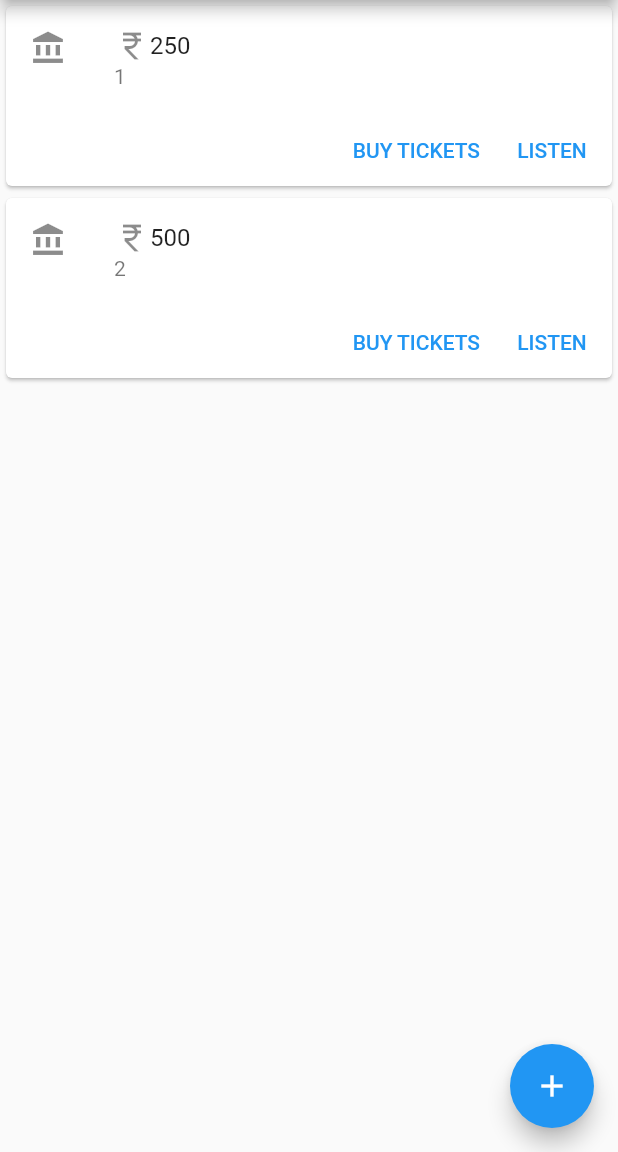
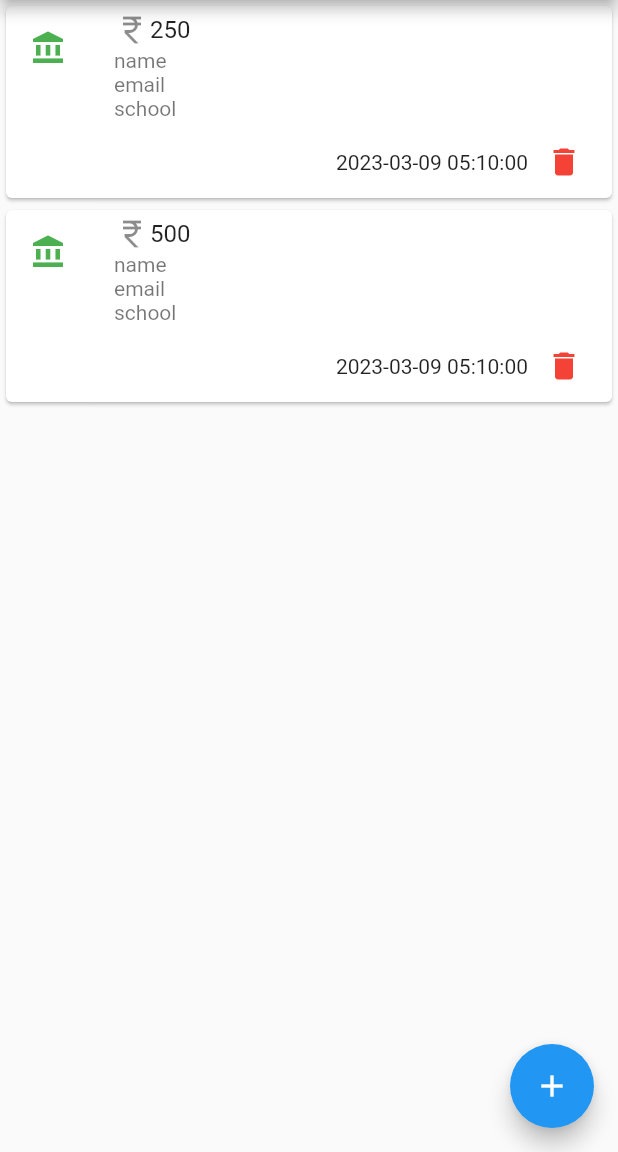
Before and after one commit to prashanth-92/hisab, a Flutter app: the screen it shows after launch, on a phone screen of 412 x 824 dp, the part 84-1236 px from its top. Run offline on Flutter 3.47's test engine with Material 2 defaults, Android fonts, the phone set to English and light mode, and no system bars; missing offline and left inert: gsheets.

Commit message:
Get data from google sheets and transaction list

```diff
--- a/lib/components/autocomplete.dart
+++ b/lib/components/autocomplete.dart
@@ -1,5 +1,5 @@
 import 'package:flutter/material.dart';
-import 'package:hisab/service/student_service.dart';
+import 'package:hisab/models/studentmanager.dart';
 
 import '../models/student.dart';
 
@@ -12,7 +12,9 @@ class AutocompleteStudent extends StatelessWidget {
 
   @override
   Widget build(BuildContext context) {
-    var students = getStudents();
+    //var students = getStudents();
+    var students = StudentManager.instance!.students;
+
     return Autocomplete<Student>(
       displayStringForOption: _displayStringForOption,
       optionsBuilder: (TextEditingValue textEditingValue) {
--- a/lib/components/transaction_item.dart
+++ b/lib/components/transaction_item.dart
@@ -8,13 +8,70 @@ class TransactionItem extends StatelessWidget {
 
   @override
   Widget build(BuildContext context) {
+    return Dismissible(
+        key: ValueKey<Transaction>(transaction),
+        direction: DismissDirection.endToStart,
+        onDismissed: (DismissDirection direction) {
+          //Handle delete on dismiss
+        },
+        background: Container(
+          alignment: Alignment.centerRight,
+          color: Colors.red,
+          child: const Icon(Icons.delete),
+        ),
+        child: Center(
+          child: Card(
+            child: Column(
+              mainAxisSize: MainAxisSize.min,
+              children: <Widget>[
+                ListTile(
+                  leading:
+                      const Icon(Icons.account_balance, color: Colors.green),
+                  title: Row(
+                    mainAxisSize: MainAxisSize.min,
+                    children: [
+                      const Icon(Icons.currency_rupee_sharp),
+                      Text(transaction.amount)
+                    ],
+                  ),
+                  subtitle: Column(
+                    mainAxisAlignment: MainAxisAlignment.start,
+                    crossAxisAlignment: CrossAxisAlignment.start,
+                    children: [
+                      Text(transaction.student.name),
+                      Text(transaction.student.email),
+                      Text(transaction.student.school),
+                    ],
+                  ),
+                ),
+                Row(
+                  mainAxisAlignment: MainAxisAlignment.end,
+                  children: <Widget>[
+                    Text(transaction.dateModified),
+                    IconButton(
+                        onPressed: () {
+                          // Delete transaction
+                        },
+                        icon: const Icon(
+                          Icons.delete,
+                          size: 24.0,
+                          color: Colors.red,
+                        )),
+                    const SizedBox(width: 8)
+                  ],
+                ),
+              ],
+            ),
+          ),
+        ));
+/*
     return Center(
       child: Card(
         child: Column(
           mainAxisSize: MainAxisSize.min,
           children: <Widget>[
             ListTile(
-              leading: const Icon(Icons.account_balance),
+              leading: const Icon(Icons.account_balance, color: Colors.green),
               title: Row(
                 mainAxisSize: MainAxisSize.min,
                 children: [
@@ -22,26 +79,32 @@ class TransactionItem extends StatelessWidget {
                   Text(transaction.amount)
                 ],
               ),
-              subtitle: Text(transaction.id),
+              subtitle: Column(
+                mainAxisAlignment: MainAxisAlignment.start,
+                crossAxisAlignment: CrossAxisAlignment.start,
+                children: [
+                  Text(transaction.student.name),
+                  Text(transaction.student.email),
+                  Text(transaction.student.school),
+                ],
+              ),
             ),
             Row(
               mainAxisAlignment: MainAxisAlignment.end,
               children: <Widget>[
-                TextButton(
-                  child: const Text('BUY TICKETS'),
-                  onPressed: () {/* ... */},
-                ),
-                const SizedBox(width: 8),
-                TextButton(
-                  child: const Text('LISTEN'),
-                  onPressed: () {/* ... */},
-                ),
-                const SizedBox(width: 8),
+                Text(transaction.dateModified),
+                IconButton(
+                    onPressed: () {
+                      // Delete transaction
+                    },
+                    icon: const Icon(Icons.delete, size: 24.0, color: Colors.red,)),
+                const SizedBox(width: 8)
               ],
             ),
           ],
         ),
       ),
     );
+  */
   }
 }
--- a/lib/main.dart
+++ b/lib/main.dart
@@ -1,4 +1,5 @@
 import 'package:flutter/material.dart';
+import 'package:hisab/models/studentmanager.dart';
 
 import 'screens/home.dart';
 
@@ -11,6 +12,7 @@ class MyApp extends StatelessWidget {
 
   @override
   Widget build(BuildContext context) {
+    StudentManager.init();
     return MaterialApp(
       title: 'Hisab',
       theme: ThemeData(primarySwatch: Colors.blue),
--- a/lib/models/student.dart
+++ b/lib/models/student.dart
@@ -27,4 +27,11 @@ class Student {
 
   @override
   int get hashCode => Object.hash(email, name);
+
+  factory Student.fromGsheets(Map<String, dynamic> json) {
+    return Student(
+        email: json["Student's Gmail Address"] ?? '',
+        name: json['Name of the Student with initials'],
+        school: json['School']);
+  }
 }
--- /dev/null
+++ b/lib/models/studentmanager.dart
@@ -0,0 +1,29 @@
+import 'package:gsheets/gsheets.dart';
+import 'package:hisab/models/student.dart';
+
+const _credentials = r'''
+{}
+''';
+
+const _spreadsheetId =
+    '1prCgM_JkpkP_1ZdvD8fW0Hefqv-My9eCECqKXPu0CzU'; //Student particulars 2022
+
+class StudentManager {
+  final List<Student> students;
+  static StudentManager? instance;
+
+  StudentManager._(this.students);
+
+  static Future<StudentManager> init() async {
+    final gsheets = GSheets(_credentials);
+    final ss = await gsheets.spreadsheet(_spreadsheetId);
+    final sheet = ss.worksheetByTitle('Form Responses 1');
+    final studentsFromGSheet = await sheet!.values.map.allRows(fromRow: 2);
+    final students = studentsFromGSheet!.map((student) => Student.fromGsheets(student)).toList();
+    // ignore: prefer_conditional_assignment
+    if (instance == null) {
+      instance = StudentManager._(students);
+    }
+    return instance!;
+  }
+}
--- a/lib/models/transaction.dart
+++ b/lib/models/transaction.dart
@@ -4,9 +4,12 @@ class Transaction {
   Transaction({
     required this.id,
     required this.amount,
+    required this.dateModified,
+    required this.student
   });
 
   final String id;
   final String amount;
-  late Student student;
+  final String dateModified;
+  final Student student;
 }
--- a/lib/service/transaction_service.dart
+++ b/lib/service/transaction_service.dart
@@ -1,8 +1,11 @@
+import 'package:hisab/models/student.dart';
 import 'package:hisab/models/transaction.dart';
 
 List<Transaction> getTransactions() {
-  return <Transaction>[
-    Transaction(id: "1", amount: "250"),
-    Transaction(id: "2", amount: "500"),
+  var transactions = <Transaction>[
+    Transaction(id: "1", amount: "250", dateModified: "2023-03-09 05:10:00", student: const Student(email: "email", name: "name", school: "school")),
+    Transaction(id: "2", amount: "500", dateModified: "2023-03-09 05:10:00", student: const Student(email: "email", name: "name", school: "school")),
   ];
+
+  return transactions;
 }
--- a/pubspec.yaml
+++ b/pubspec.yaml
@@ -36,6 +36,8 @@ dependencies:
   # Use with the CupertinoIcons class for iOS style icons.
   cupertino_icons: ^1.0.2
   http: ^0.13.5
+  gsheets: ^0.4.2
+
 
 dev_dependencies:
   flutter_test:
```
Also changed, not shown: lib/service/student_service.dart (+4 -4 lines).
